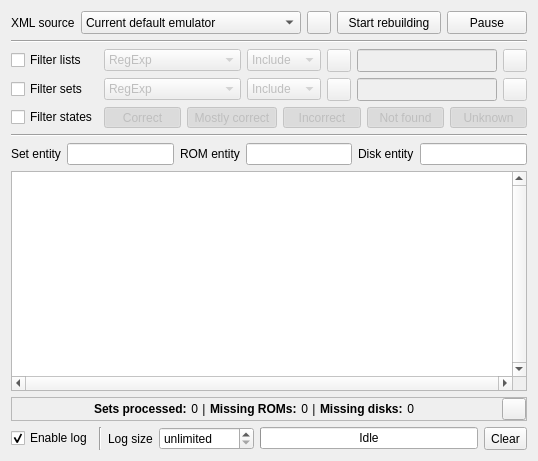
Old version of the form collectionrebuilder.ui in the repository qmc2/qmc2-mame-fe.
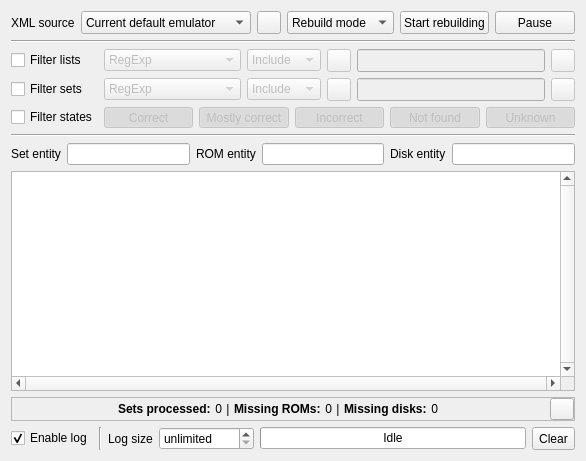
New version of the form. Icons and pictures are not drawn.

Commit message: imp: added a mode switcher (rebuild / dry run) to the collection rebuilder dialog itself

The edit to the form file:
```diff
--- a/collectionrebuilder.ui
+++ b/collectionrebuilder.ui
@@ -6,7 +6,7 @@
    <rect>
     <x>0</x>
     <y>0</y>
-    <width>538</width>
+    <width>586</width>
     <height>461</height>
    </rect>
   </property>
@@ -231,6 +231,29 @@
        </property>
       </widget>
      </item>
+     <item>
+      <widget class="QComboBox" name="comboBoxModeSwitch">
+       <property name="sizePolicy">
+        <sizepolicy hsizetype="Fixed" vsizetype="Minimum">
+         <horstretch>0</horstretch>
+         <verstretch>0</verstretch>
+        </sizepolicy>
+       </property>
+       <property name="toolTip">
+        <string>Mode switch</string>
+       </property>
+       <item>
+        <property name="text">
+         <string>Rebuild mode</string>
+        </property>
+       </item>
+       <item>
+        <property name="text">
+         <string>Dry run mode</string>
+        </property>
+       </item>
+      </widget>
+     </item>
      <item>
       <widget class="QPushButton" name="pushButtonStartStop">
        <property name="sizePolicy">
```
Left out of the diff: 1 changed line with no effect on the pictures. The commit also changes 14 other files.
